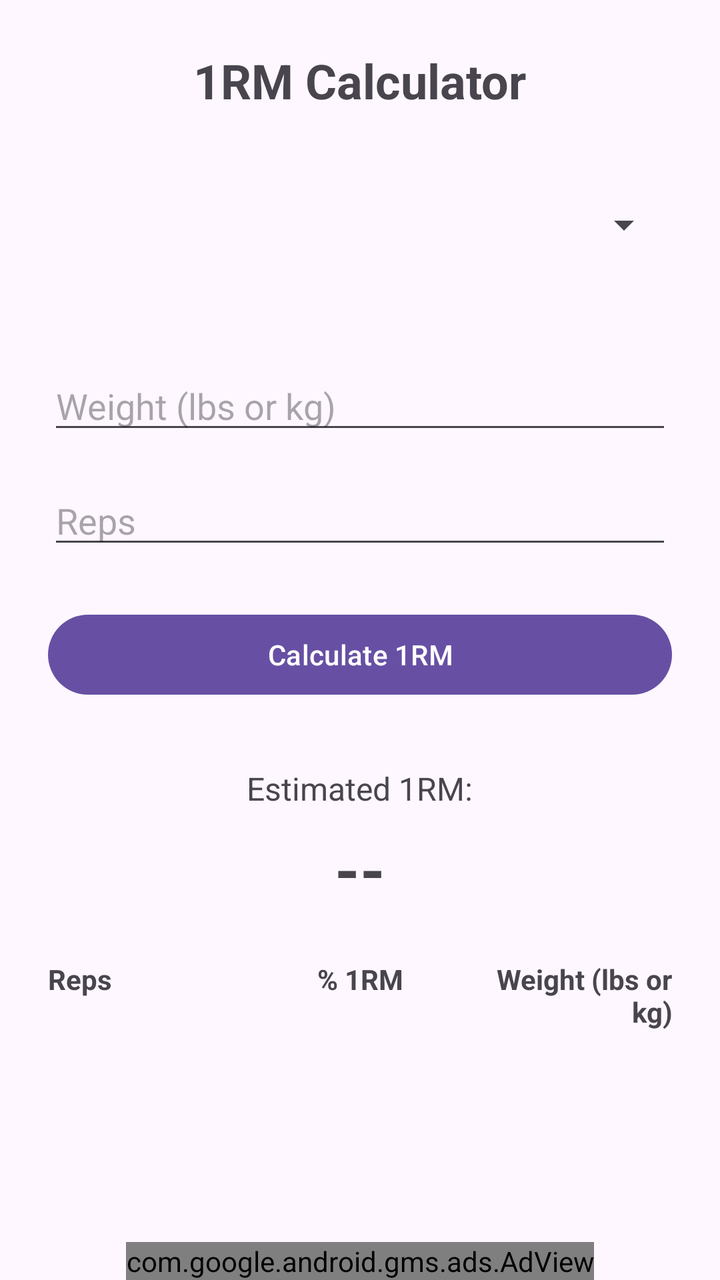
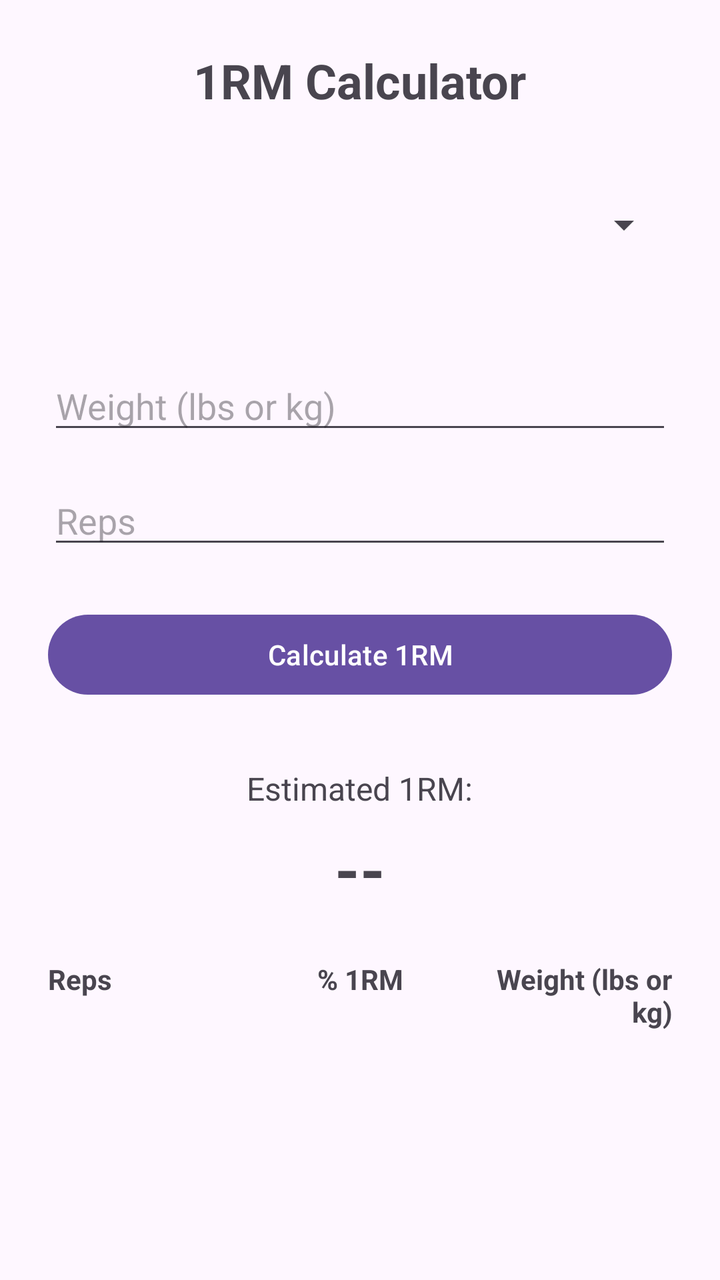

Compare the two renders of this Android layout. The source of the first and the diff that turns it into the second are given below.
<!-- AndroidManifest.xml: application theme Theme.OneRepMax -->
<!-- res/layout/activity_main.xml -->
<?xml version="1.0" encoding="utf-8"?>
<RelativeLayout xmlns:android="http://schemas.android.com/apk/res/android"
    xmlns:ads="http://schemas.android.com/apk/res-auto"
    android:layout_width="match_parent"
    android:layout_height="match_parent">
    
    <ScrollView
        android:layout_width="match_parent"
        android:layout_height="match_parent"
        android:layout_above="@id/adView"
        android:fillViewport="true">
        <LinearLayout
            android:layout_width="match_parent"
            android:layout_height="wrap_content"
            android:orientation="vertical"
            android:padding="24dp"
            android:gravity="center_horizontal">
            <TextView
                android:layout_width="wrap_content"
                android:layout_height="wrap_content"
                android:text="@string/title"
                android:textSize="24sp"
                android:textStyle="bold"
                android:layout_marginBottom="32dp"/>
            
            <Spinner
                android:id="@+id/spinnerAlgorithm"
                android:layout_width="match_parent"
                android:layout_height="wrap_content"
                android:minHeight="48dp"
                android:layout_marginBottom="4dp"/>
            
            <TextView
                android:id="@+id/tvAlgorithmDescription"
                android:layout_width="match_parent"
                android:layout_height="wrap_content"
                android:text=""
                android:textSize="12sp"
                android:textColor="?android:attr/textColorSecondary"
                android:layout_marginBottom="24dp"/>
            <EditText
                android:id="@+id/etWeight"
                android:layout_width="match_parent"
                android:layout_height="wrap_content"
                android:autofillHints="weight"
                android:hint="@string/weight"
                android:inputType="numberDecimal"
                android:layout_marginBottom="16dp"/>
            <EditText
                android:id="@+id/etReps"
                android:layout_width="match_parent"
                android:layout_height="wrap_content"
                android:autofillHints="reps"
                android:hint="@string/reps"
                android:inputType="number"
                android:imeOptions="actionDone"
                android:layout_marginBottom="24dp"/>
            <Button
                android:id="@+id/btnCalculate"
                android:layout_width="match_parent"
                android:layout_height="wrap_content"
                android:text="@string/calculate_1rm"
                android:layout_marginBottom="32dp"/>
            <TextView
                android:layout_width="wrap_content"
                android:layout_height="wrap_content"
                android:text="@string/estimated_1rm"
                android:textSize="16sp"
                android:layout_marginBottom="8dp"/>
            <TextView
                android:id="@+id/tvResult"
                android:layout_width="wrap_content"
                android:layout_height="wrap_content"
                android:text="--"
                android:textSize="32sp"
                android:textStyle="bold"
                android:layout_marginBottom="24dp"/>
            
            <LinearLayout
                android:layout_width="match_parent"
                android:layout_height="wrap_content"
                android:orientation="horizontal"
                android:paddingBottom="8dp"
                android:layout_marginBottom="8dp">
                <TextView
                    android:layout_width="0dp"
                    android:layout_height="wrap_content"
                    android:layout_weight="1"
                    android:text="@string/reps"
                    android:textStyle="bold"
                    android:textSize="14sp"/>
                <TextView
                    android:layout_width="0dp"
                    android:layout_height="wrap_content"
                    android:layout_weight="1"
                    android:text="@string/percent_1rm"
                    android:textStyle="bold"
                    android:textSize="14sp"
                    android:gravity="center"/>
                <TextView
                    android:layout_width="0dp"
                    android:layout_height="wrap_content"
                    android:layout_weight="1"
                    android:text="@string/weight"
                    android:textStyle="bold"
                    android:textSize="14sp"
                    android:gravity="end"/>
            </LinearLayout>
            
            <LinearLayout
                android:id="@+id/layoutBreakdownContainer"
                android:layout_width="match_parent"
                android:layout_height="wrap_content"
                android:orientation="vertical"/>
        </LinearLayout>
    </ScrollView>
    
    <com.google.android.gms.ads.AdView
        android:id="@+id/adView"
        android:layout_width="wrap_content"
        android:layout_height="wrap_content"
        android:layout_alignParentBottom="true"
        android:layout_centerHorizontal="true"
        ads:adSize="BANNER"
        ads:adUnitId="ca-app-pub-5391740461770424/8513895661" />
</RelativeLayout>
<!-- resources referenced by this layout -->
<resources>
  <string name="calculate_1rm">Calculate 1RM</string>
  <string name="estimated_1rm">Estimated 1RM:</string>
  <string name="percent_1rm">% 1RM</string>
  <string name="reps">Reps</string>
  <string name="title">1RM Calculator</string>
  <string name="weight">Weight (lbs or kg)</string>
  <style name="Theme.OneRepMax" parent="Base.Theme.OneRepMax" />
  <style name="Base.Theme.OneRepMax" parent="Theme.Material3.DayNight.NoActionBar">
          
          
      </style>
</resources>

<!-- the commit's change to res/layout/activity_main.xml (unified diff, before → after) -->
@@ -7,7 +7,6 @@
     <ScrollView
         android:layout_width="match_parent"
         android:layout_height="match_parent"
-        android:layout_above="@id/adView"
         android:fillViewport="true">
         <LinearLayout
             android:layout_width="match_parent"
@@ -114,13 +113,4 @@
                 android:orientation="vertical"/>
         </LinearLayout>
     </ScrollView>
-    
-    <com.google.android.gms.ads.AdView
-        android:id="@+id/adView"
-        android:layout_width="wrap_content"
-        android:layout_height="wrap_content"
-        android:layout_alignParentBottom="true"
-        android:layout_centerHorizontal="true"
-        ads:adSize="BANNER"
-        ads:adUnitId="ca-app-pub-5391740461770424/8513895661" />
 </RelativeLayout>
